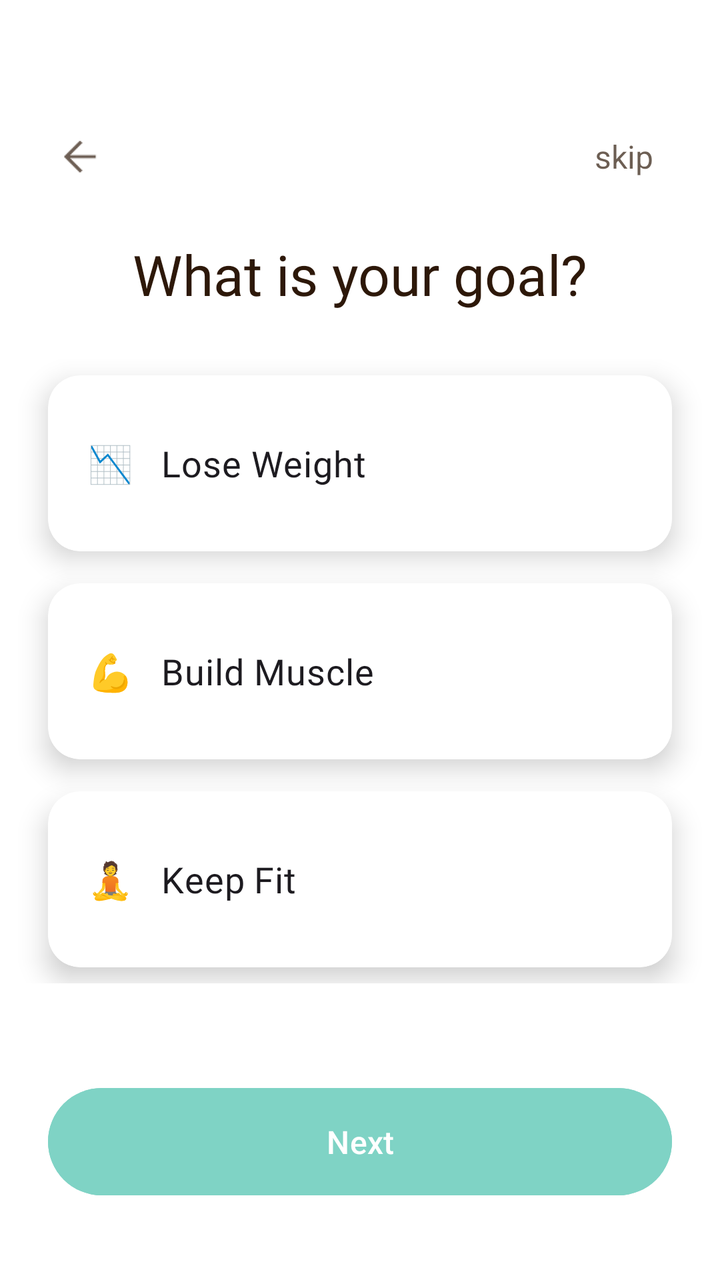
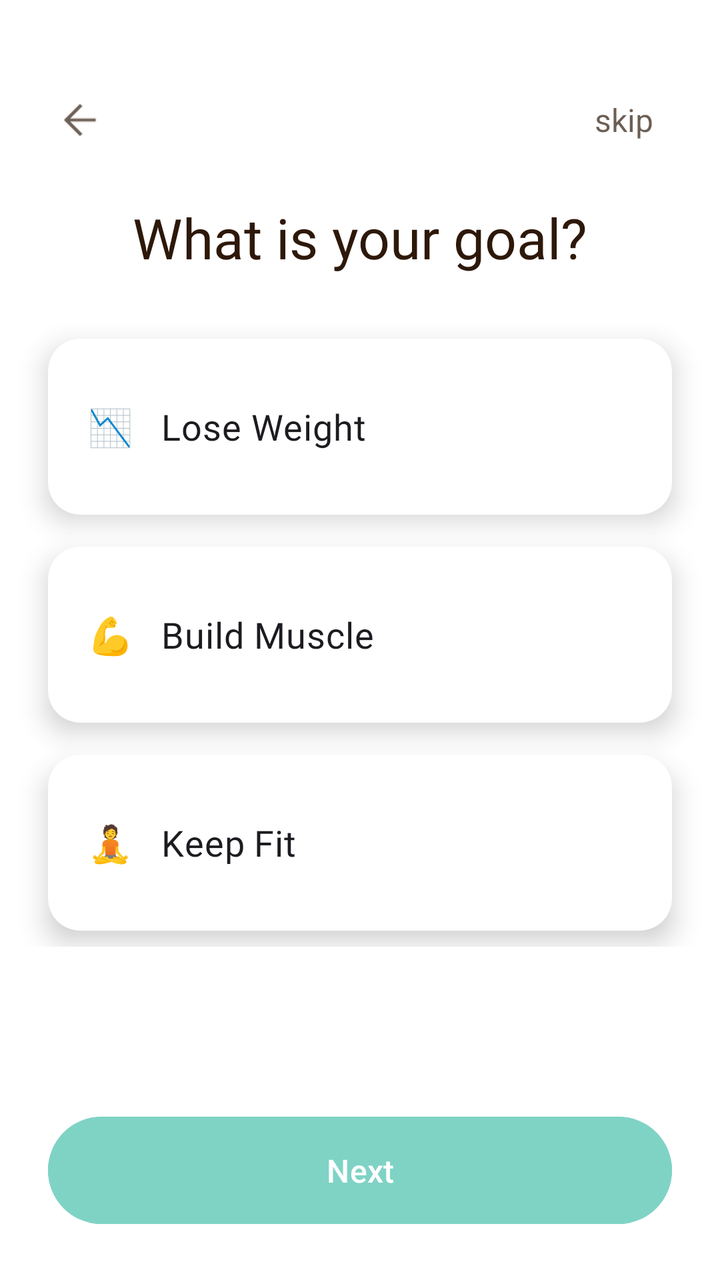

Two renders of the same Android screen: before a commit and after it. Below are the layout's source before the change and the commit's diff.
<!-- AndroidManifest.xml: application theme Theme.Nutriority -->
<!-- res/layout/fragment_sixth_screen.xml -->
<androidx.constraintlayout.widget.ConstraintLayout xmlns:android="http://schemas.android.com/apk/res/android"
    xmlns:app="http://schemas.android.com/apk/res-auto"
    xmlns:tools="http://schemas.android.com/tools"
    android:layout_width="match_parent"
    android:layout_height="match_parent"
    android:background="@android:color/transparent"
    tools:context=".onboarding.screens.SixthScreen">

    
    <androidx.constraintlayout.widget.Guideline
        android:id="@+id/top_guideline"
        android:layout_width="wrap_content"
        android:layout_height="wrap_content"
        android:orientation="horizontal"
        app:layout_constraintGuide_percent="0.06" />

    <androidx.constraintlayout.widget.Guideline
        android:id="@+id/bottom_guideline"
        android:layout_width="wrap_content"
        android:layout_height="wrap_content"
        android:orientation="horizontal"
        app:layout_constraintGuide_percent="0.94" />

    <ImageView
        android:id="@+id/backButton"
        android:layout_width="32dp"
        android:layout_height="32dp"
        android:layout_marginStart="24dp"
        android:alpha="0.7"
        android:clickable="true"
        android:contentDescription="action_back"
        android:focusable="true"
        android:padding="4dp"
        android:src="@drawable/ic_arrow_back"
        app:layout_constraintBottom_toTopOf="@+id/titleTextView"
        app:layout_constraintStart_toStartOf="parent"
        app:layout_constraintTop_toTopOf="@id/top_guideline"
        app:tint="@color/dark_gray"
        tools:ignore="TouchTargetSizeCheck" />

    <TextView
        android:id="@+id/skipButton"
        android:layout_width="wrap_content"
        android:layout_height="32dp"
        android:layout_marginEnd="24dp"
        android:alpha="0.7"
        android:clickable="true"
        android:focusable="true"
        android:gravity="center"
        android:minWidth="48dp"
        android:paddingHorizontal="8dp"
        android:text="skip"
        android:textColor="@color/dark_gray"
        android:textSize="16sp"
        app:layout_constraintBottom_toBottomOf="@+id/backButton"
        app:layout_constraintEnd_toEndOf="parent"
        app:layout_constraintTop_toTopOf="@+id/backButton"
        tools:ignore="TouchTargetSizeCheck" />

    
    <TextView
        android:id="@+id/titleTextView"
        android:layout_width="0dp"
        android:layout_height="wrap_content"
        android:layout_marginHorizontal="24dp"
        android:layout_marginTop="80dp"
        android:fontFamily="@font/barlow_bold"
        android:gravity="center_horizontal"
        android:text="What is your goal?"
        android:textColor="@color/dark_gray"
        android:textSize="28sp"
        app:layout_constraintEnd_toEndOf="parent"
        app:layout_constraintStart_toStartOf="parent"
        app:layout_constraintTop_toTopOf="@id/top_guideline" />

    
    <ScrollView
        android:layout_width="0dp"
        android:layout_height="0dp"
        android:layout_marginTop="24dp"
        android:layout_marginBottom="16dp"
        android:fillViewport="true"
        android:scrollbars="none"
        app:layout_constraintTop_toBottomOf="@id/titleTextView"
        app:layout_constraintBottom_toTopOf="@id/nextButton"
        app:layout_constraintStart_toStartOf="parent"
        app:layout_constraintEnd_toEndOf="parent">

        <LinearLayout
            android:id="@+id/radioGroupContainer"
            android:layout_width="match_parent"
            android:layout_height="wrap_content"
            android:orientation="vertical"
            android:animateLayoutChanges="false">

            <RadioGroup
                android:id="@+id/goalRadioGroup"
                android:layout_width="match_parent"
                android:layout_height="wrap_content"
                android:orientation="vertical">

                
                <com.google.android.material.card.MaterialCardView
                    android:id="@+id/loseWeightCard"
                    android:layout_width="match_parent"
                    android:layout_height="wrap_content"
                    android:layout_marginHorizontal="24dp"
                    android:layout_marginVertical="8dp"
                    android:checkable="true"
                    android:clickable="true"
                    android:focusable="true"
                    app:cardBackgroundColor="@android:color/white"
                    app:cardCornerRadius="16dp"
                    app:cardElevation="8dp"
                    app:strokeColor="@color/card_border_color"
                    app:strokeWidth="2dp">

                    <LinearLayout
                        android:layout_width="match_parent"
                        android:layout_height="wrap_content"
                        android:orientation="vertical"
                        android:padding="20dp">

                        <RadioButton
                            android:id="@+id/radioLoseWeight"
                            android:layout_width="match_parent"
                            android:layout_height="wrap_content"
                            android:background="@null"
                            android:button="@null"
                            android:clickable="false"
                            android:fontFamily="@font/barlow_semibold"
                            android:text="📉   Lose Weight"
                            android:textSize="18sp" />

                    </LinearLayout>
                </com.google.android.material.card.MaterialCardView>

                
                <com.google.android.material.card.MaterialCardView
                    android:id="@+id/buildMuscleCard"
                    android:layout_width="match_parent"
                    android:layout_height="wrap_content"
                    android:layout_marginHorizontal="24dp"
                    android:layout_marginVertical="8dp"
                    android:checkable="true"
                    android:clickable="true"
                    android:focusable="true"
                    app:cardBackgroundColor="@android:color/white"
                    app:cardCornerRadius="16dp"
                    app:cardElevation="8dp"
                    app:strokeColor="@color/card_border_color"
                    app:strokeWidth="2dp">

                    <LinearLayout
                        android:layout_width="match_parent"
                        android:layout_height="wrap_content"
                        android:orientation="vertical"
                        android:padding="20dp">

                        <RadioButton
                            android:id="@+id/radioBuildMuscle"
                            android:layout_width="match_parent"
                            android:layout_height="wrap_content"
                            android:background="@null"
                            android:button="@null"
                            android:clickable="false"
                            android:fontFamily="@font/barlow_semibold"
                            android:text="💪   Build Muscle"
                            android:textSize="18sp" />

                    </LinearLayout>
                </com.google.android.material.card.MaterialCardView>

                
                <com.google.android.material.card.MaterialCardView
                    android:id="@+id/keepFitCard"
                    android:layout_width="match_parent"
                    android:layout_height="wrap_content"
                    android:layout_marginHorizontal="24dp"
                    android:layout_marginVertical="8dp"
                    android:checkable="true"
                    android:clickable="true"
                    android:focusable="true"
                    app:cardBackgroundColor="@android:color/white"
                    app:cardCornerRadius="16dp"
                    app:cardElevation="8dp"
                    app:strokeColor="@color/card_border_color"
                    app:strokeWidth="2dp">

                    <LinearLayout
                        android:layout_width="match_parent"
                        android:layout_height="wrap_content"
                        android:orientation="vertical"
                        android:padding="20dp">

                        <RadioButton
                            android:id="@+id/radioKeepFit"
                            android:layout_width="match_parent"
                            android:layout_height="wrap_content"
                            android:background="@null"
                            android:button="@null"
                            android:clickable="false"
                            android:fontFamily="@font/barlow_semibold"
                            android:text="🧘   Keep Fit"
                            android:textSize="18sp" />

                    </LinearLayout>
                </com.google.android.material.card.MaterialCardView>

            </RadioGroup>

        </LinearLayout>

    </ScrollView>

    
    <Button
        android:id="@+id/nextButton"
        style="@style/Widget.Material3.Button"
        android:layout_width="0dp"
        android:layout_height="wrap_content"
        android:layout_marginHorizontal="24dp"
        android:backgroundTint="@color/green"
        android:paddingVertical="16dp"
        android:text="@string/action_next"
        android:textSize="16sp"
        android:textColor="@color/white"
        android:enabled="false"
        android:alpha="0.5"
        app:layout_constraintBottom_toBottomOf="@id/bottom_guideline"
        app:layout_constraintEnd_toEndOf="parent"
        app:layout_constraintStart_toStartOf="parent" />

</androidx.constraintlayout.widget.ConstraintLayout>
<!-- resources referenced by this layout -->
<resources>
  <color name="dark_gray">#2d1809</color>
  <color name="green">#00A78B</color>
  <color name="white">#FFFFFFFF</color>
  <!-- drawable ic_arrow_back: png bitmap (drawable, 588 bytes) -->
  <string name="action_next">Next</string>
  <style name="Theme.Nutriority" parent="Base.Theme.Nutriority" />
  <style name="Base.Theme.Nutriority" parent="Theme.Material3.Light.NoActionBar">
          <item name="android:windowBackground">@android:color/white</item>
      </style>
</resources>

<!-- the commit's change to res/layout/fragment_sixth_screen.xml (unified diff, before → after) -->
@@ -3,23 +3,12 @@
     xmlns:tools="http://schemas.android.com/tools"
     android:layout_width="match_parent"
     android:layout_height="match_parent"
+    android:paddingTop="20dp"
+    android:paddingBottom="24dp"
     android:background="@android:color/transparent"
     tools:context=".onboarding.screens.SixthScreen">
 
     
-    <androidx.constraintlayout.widget.Guideline
-        android:id="@+id/top_guideline"
-        android:layout_width="wrap_content"
-        android:layout_height="wrap_content"
-        android:orientation="horizontal"
-        app:layout_constraintGuide_percent="0.06" />
-
-    <androidx.constraintlayout.widget.Guideline
-        android:id="@+id/bottom_guideline"
-        android:layout_width="wrap_content"
-        android:layout_height="wrap_content"
-        android:orientation="horizontal"
-        app:layout_constraintGuide_percent="0.94" />
 
     <ImageView
         android:id="@+id/backButton"
@@ -34,7 +23,7 @@
         android:src="@drawable/ic_arrow_back"
         app:layout_constraintBottom_toTopOf="@+id/titleTextView"
         app:layout_constraintStart_toStartOf="parent"
-        app:layout_constraintTop_toTopOf="@id/top_guideline"
+        app:layout_constraintTop_toTopOf="parent"
         app:tint="@color/dark_gray"
         tools:ignore="TouchTargetSizeCheck" />
 
@@ -71,7 +60,7 @@
         android:textSize="28sp"
         app:layout_constraintEnd_toEndOf="parent"
         app:layout_constraintStart_toStartOf="parent"
-        app:layout_constraintTop_toTopOf="@id/top_guideline" />
+        app:layout_constraintTop_toTopOf="parent" />
 
     
     <ScrollView
@@ -227,7 +216,7 @@
         android:textColor="@color/white"
         android:enabled="false"
         android:alpha="0.5"
-        app:layout_constraintBottom_toBottomOf="@id/bottom_guideline"
+        app:layout_constraintBottom_toBottomOf="parent"
         app:layout_constraintEnd_toEndOf="parent"
         app:layout_constraintStart_toStartOf="parent" />
 
